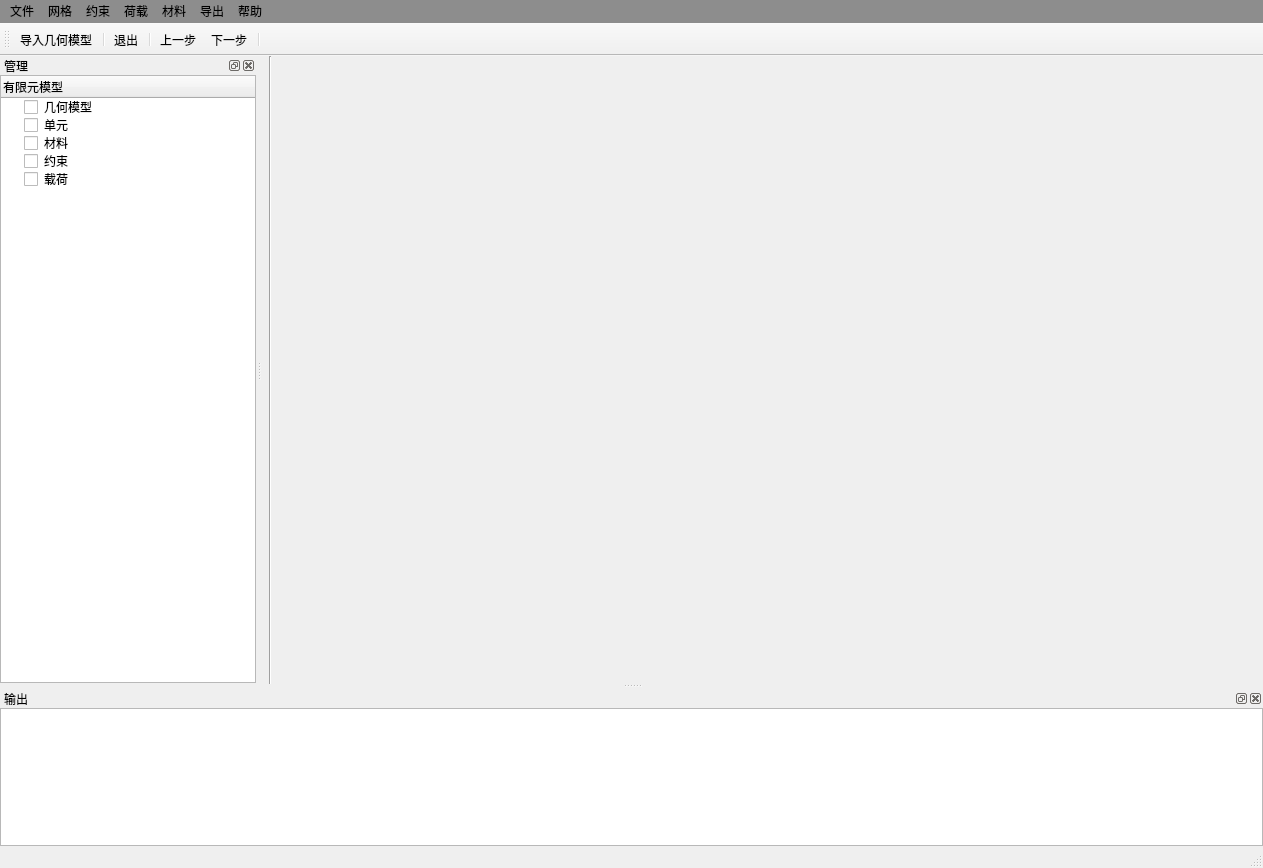
First picture: the form in finite/main.ui, repository suruomo/PyQT5, before the edit.
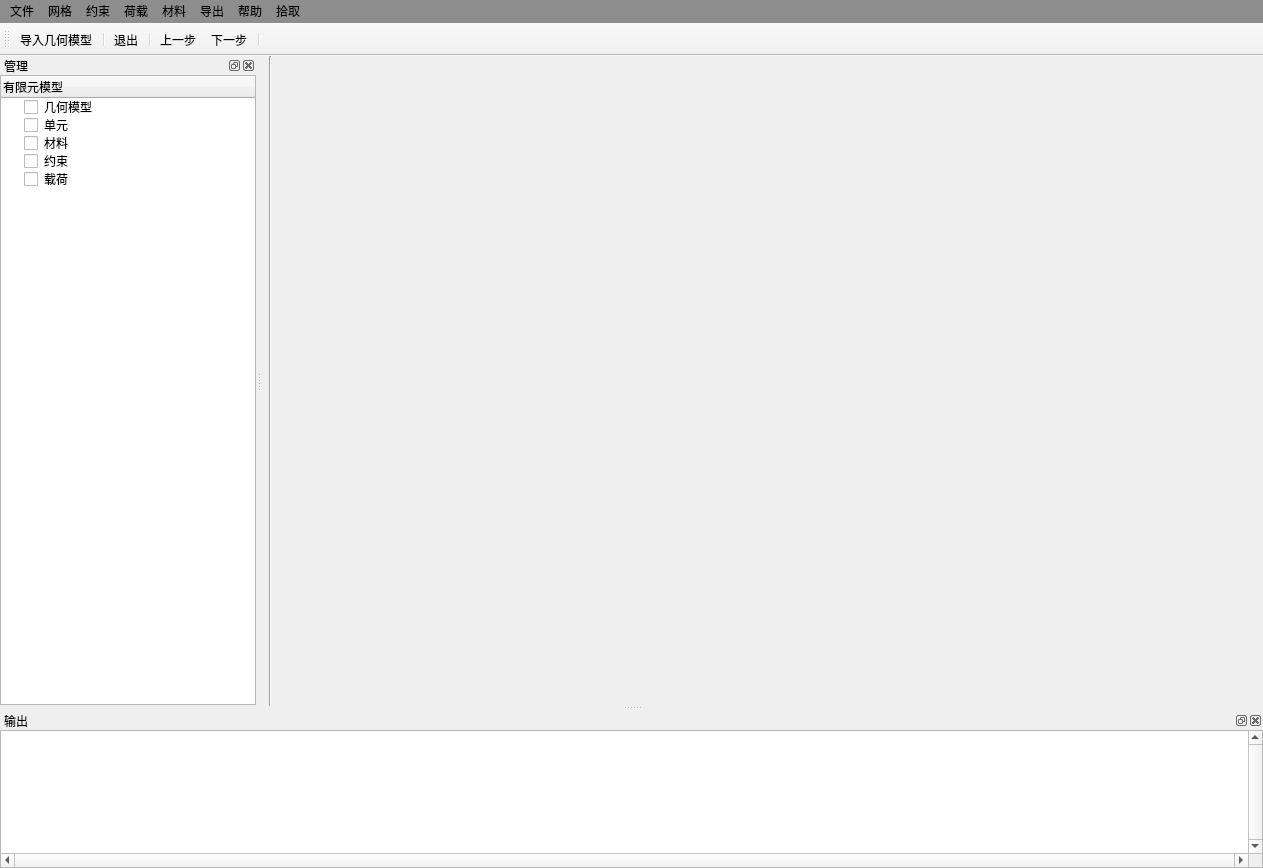
Second picture: the form after the edit. Icons and pictures are not drawn.

The edit to the form file:
```diff
--- a/finite/main.ui
+++ b/finite/main.ui
@@ -133,6 +133,16 @@
      <string>帮助</string>
     </property>
    </widget>
+   <widget class="QMenu" name="menu_7">
+    <property name="title">
+     <string>拾取</string>
+    </property>
+    <addaction name="point_pick"/>
+    <addaction name="edge_pick"/>
+    <addaction name="surface_pick"/>
+    <addaction name="cell_pick"/>
+    <addaction name="all_pick"/>
+   </widget>
    <addaction name="menu"/>
    <addaction name="menuGrid"/>
    <addaction name="menu_2"/>
@@ -140,8 +150,8 @@
    <addaction name="menu_4"/>
    <addaction name="menu_5"/>
    <addaction name="menu_6"/>
+   <addaction name="menu_7"/>
   </widget>
-  <widget class="QStatusBar" name="statusbar"/>
   <widget class="QDockWidget" name="dockWidget">
    <property name="minimumSize">
     <size>
@@ -274,6 +284,12 @@
          <height>109</height>
         </size>
        </property>
+       <property name="verticalScrollBarPolicy">
+        <enum>Qt::ScrollBarAlwaysOn</enum>
+       </property>
+       <property name="horizontalScrollBarPolicy">
+        <enum>Qt::ScrollBarAlwaysOn</enum>
+       </property>
       </widget>
      </item>
     </layout>
```
Left out of the diff: 25 changed lines with no effect on the pictures.
